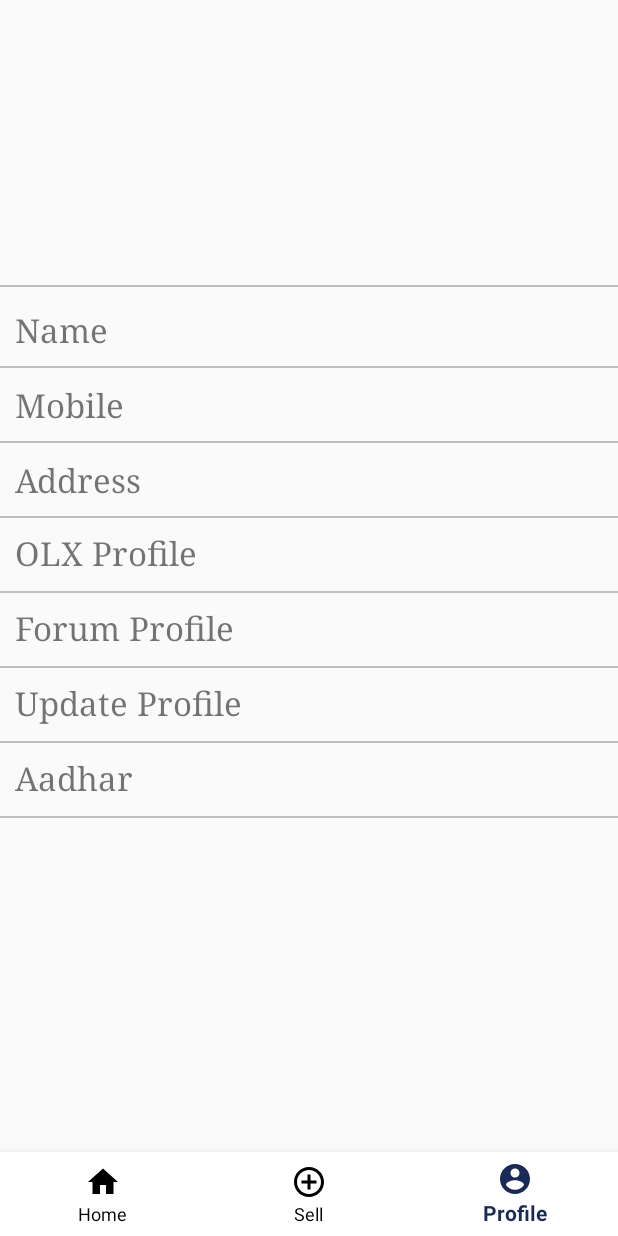
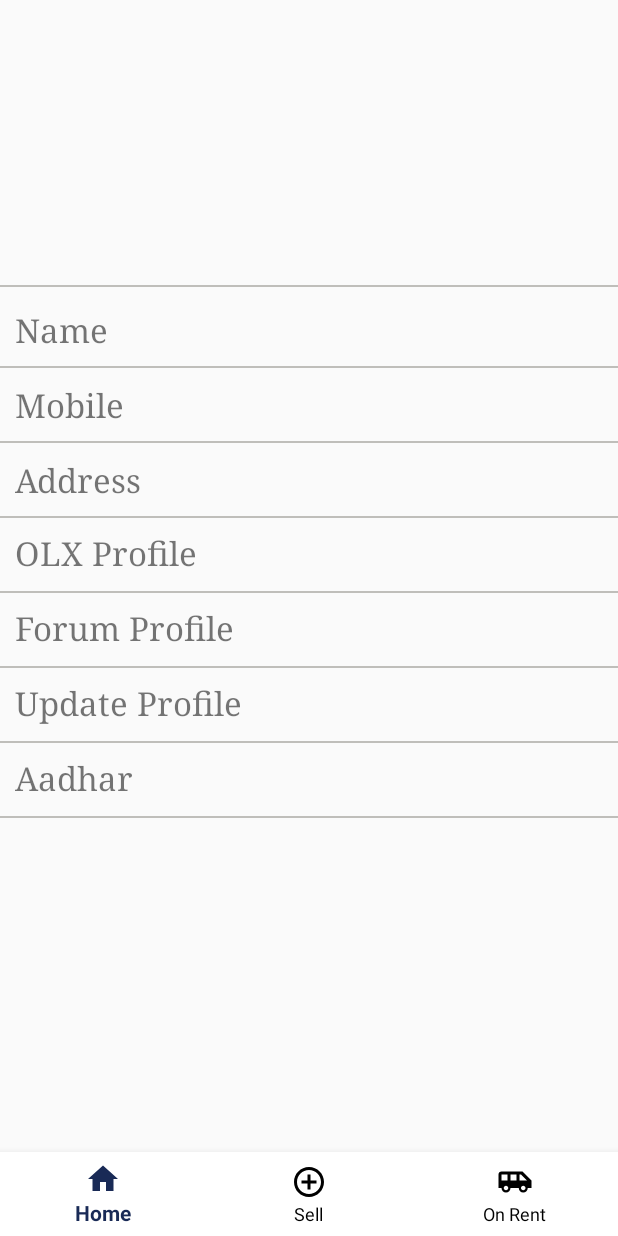
Before and after one commit to sagarmahajan20/NC_TIU_SB109_Trojans301, an Android app: the Profile screen opened directly, with no data from a screen before it, on a phone screen of 412 x 824 dp. Run offline under Robolectric (Android 15) with nearby library versions, the phone set to English and light mode, and no system bars; our stand-ins replace Firebase (no records; nobody signed in at launch, a user with empty details on screens opened directly), Picasso; pictures from the network do not load.

Commit message:
rent service updated in sell and buy

```diff
--- a/app/src/main/AndroidManifest.xml
+++ b/app/src/main/AndroidManifest.xml
@@ -11,7 +11,8 @@
         android:roundIcon="@mipmap/logoofsih_round"
         android:supportsRtl="true"
         android:theme="@style/AppTheme">
-        <activity android:name=".Myscheme"></activity>
+        <activity android:name=".Rent"></activity>
+        <activity android:name=".Myscheme" />
         <activity android:name=".CameraActivity" />
         <activity android:name=".Irrigation" />
         <activity android:name=".Chatbot" />
--- /dev/null
+++ b/app/src/main/res/drawable/rent.xml
@@ -0,0 +1,9 @@
+<vector xmlns:android="http://schemas.android.com/apk/res/android"
+        android:width="24dp"
+        android:height="24dp"
+        android:viewportWidth="24.0"
+        android:viewportHeight="24.0">
+    <path
+        android:fillColor="#FF000000"
+        android:pathData="M17,5L3,5c-1.1,0 -2,0.89 -2,2v9h2c0,1.65 1.34,3 3,3s3,-1.35 3,-3h5.5c0,1.65 1.34,3 3,3s3,-1.35 3,-3L23,16v-5l-6,-6zM3,11L3,7h4v4L3,11zM6,17.5c-0.83,0 -1.5,-0.67 -1.5,-1.5s0.67,-1.5 1.5,-1.5 1.5,0.67 1.5,1.5 -0.67,1.5 -1.5,1.5zM13,11L9,11L9,7h4v4zM17.5,17.5c-0.83,0 -1.5,-0.67 -1.5,-1.5s0.67,-1.5 1.5,-1.5 1.5,0.67 1.5,1.5 -0.67,1.5 -1.5,1.5zM15,11L15,7h1l4,4h-5z"/>
+</vector>
--- a/app/src/main/res/menu/bottomnav.xml
+++ b/app/src/main/res/menu/bottomnav.xml
@@ -15,9 +15,9 @@
 
 
     <item
-        android:id="@+id/profile"
-        android:title="Profile"
-        android:icon="@drawable/account"/>
+        android:id="@+id/rent"
+        android:title="On Rent"
+        android:icon="@drawable/rent"/>
 
 
 
```
Also changed, not shown: app/src/main/java/com/example/olx/Rent.java (added, +14 -0 lines), app/src/main/res/layout/activity_rent.xml (added, +9 -0 lines), app/src/main/res/layout/activity_education_perticular_scheme.xml (line endings or trailing spaces).
